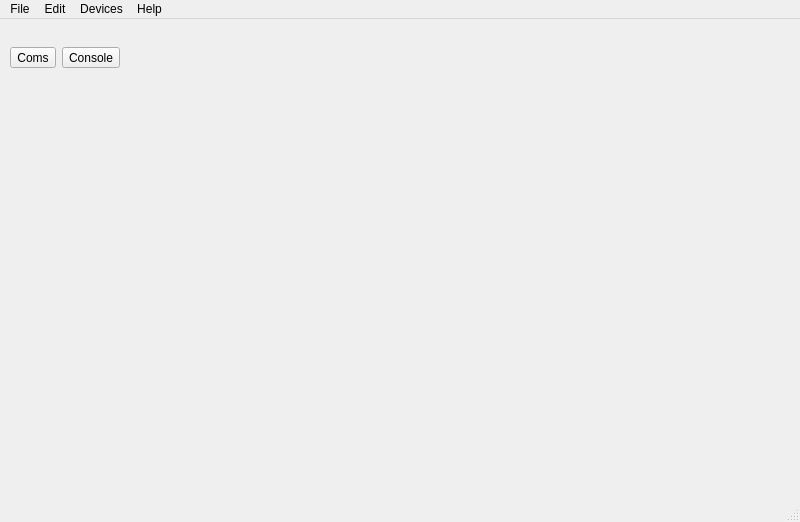
This is ui/mainwindow/mainwindow.ui in ElOvo123/Cellcharger as Qt 5 draws it before an edit. The edited form follows.
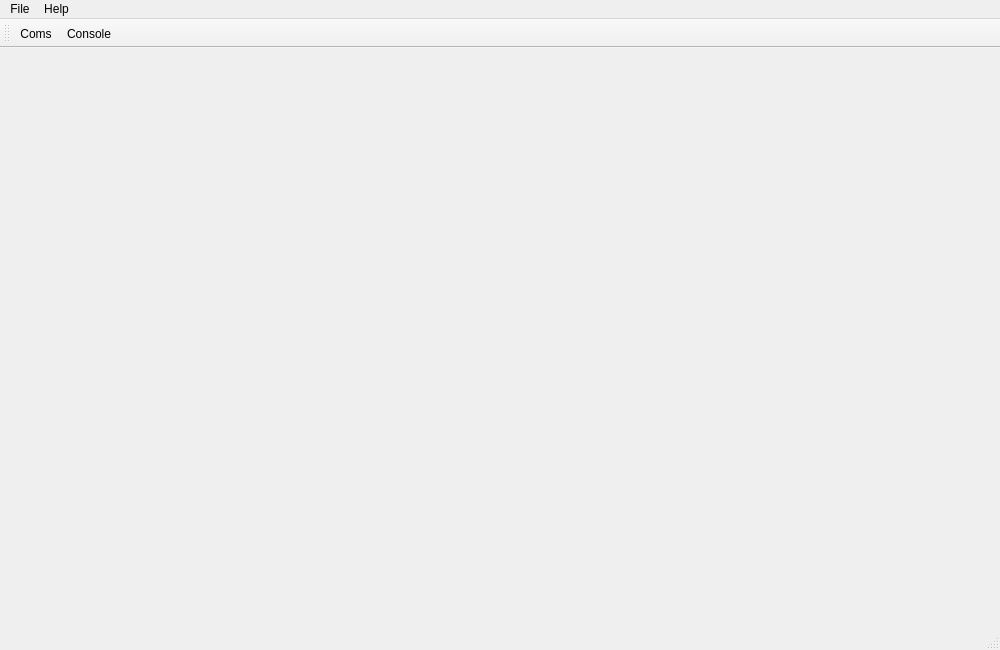
This is the edited form. The open tabs and pages were chosen to show the change. Icons and pictures are not drawn.

Commit message: added console window

```diff
--- a/ui/mainwindow/mainwindow.ui
+++ b/ui/mainwindow/mainwindow.ui
@@ -6,91 +6,57 @@
    <rect>
     <x>0</x>
     <y>0</y>
-    <width>800</width>
-    <height>522</height>
+    <width>1000</width>
+    <height>650</height>
    </rect>
   </property>
+
   <property name="windowTitle">
    <string>CellCharger Interface</string>
   </property>
-  <widget class="QWidget" name="centralwidget">
-   <widget class="QWidget" name="horizontalLayoutWidget">
-    <property name="geometry">
-     <rect>
-      <x>10</x>
-      <y>0</y>
-      <width>781</width>
-      <height>78</height>
-     </rect>
-    </property>
-    <layout class="QHBoxLayout" name="horizontalLayout">
+
+  <!-- ================= CENTRAL STACK ================= -->
+  <widget class="QStackedWidget" name="stackedWidget">
+
+   <!-- EMPTY PAGE -->
+   <widget class="QWidget" name="emptyPage"/>
+
+   <!-- CONSOLE PAGE -->
+   <widget class="QWidget" name="consolePage">
+    <layout class="QVBoxLayout" name="consoleLayout">
      <item>
-      <widget class="QToolButton" name="comsButton">
-       <property name="text">
-        <string>Coms</string>
+      <widget class="QTextEdit" name="consoleOutput">
+       <property name="readOnly">
+        <bool>true</bool>
        </property>
-       <property name="icon">
-        <iconset>
-         <normalon>:/images/chain.png</normalon>
-        </iconset>
-       </property>
-       <property name="iconSize">
-        <size>
-         <width>50</width>
-         <height>35</height>
-        </size>
-       </property>
-       <property name="toolButtonStyle">
-        <enum>Qt::ToolButtonStyle::ToolButtonTextUnderIcon</enum>
-       </property>
       </widget>
      </item>
-     <item>
-      <widget class="QToolButton" name="consoleButton">
-       <property name="text">
-        <string>Console</string>
-       </property>
-       <property name="icon">
-        <iconset>
-         <normalon>:/images/console.png</normalon>
-        </iconset>
-       </property>
-       <property name="iconSize">
-        <size>
-         <width>50</width>
-         <height>35</height>
-        </size>
-       </property>
-       <property name="toolButtonStyle">
-        <enum>Qt::ToolButtonStyle::ToolButtonTextUnderIcon</enum>
-       </property>
-      </widget>
-     </item>
-     <item>
-      <spacer name="horizontalSpacer">
-       <property name="orientation">
-        <enum>Qt::Orientation::Horizontal</enum>
-       </property>
-       <property name="sizeHint" stdset="0">
-        <size>
-         <width>40</width>
-         <height>20</height>
-        </size>
-       </property>
-      </spacer>
-     </item>
     </layout>
    </widget>
+
   </widget>
+
+  <!-- ================= TOOLBAR ================= -->
+  <widget class="QToolBar" name="mainToolBar">
+   <property name="windowTitle">
+    <string>Main Toolbar</string>
+   </property>
+   <property name="iconSize">
+    <size>
+     <width>48</width>
+     <height>48</height>
+    </size>
+   </property>
+   <property name="toolButtonStyle">
+    <enum>Qt::ToolButtonTextUnderIcon</enum>
+   </property>
+
+   <addaction name="actionComs"/>
+   <addaction name="actionConsole"/>
+  </widget>
+
+  <!-- ================= MENUBAR ================= -->
   <widget class="QMenuBar" name="menubar">
-   <property name="geometry">
-    <rect>
-     <x>0</x>
-     <y>0</y>
-     <width>800</width>
-     <height>22</height>
-    </rect>
-   </property>
    <widget class="QMenu" name="menuFile">
     <property name="title">
      <string>File</string>
@@ -103,31 +69,22 @@
     <addaction name="actionFCPJson"/>
     <addaction name="actionPCPYaml"/>
    </widget>
-   <widget class="QMenu" name="menuEdir">
-    <property name="title">
-     <string>Edit</string>
-    </property>
-    <addaction name="actionPreferences"/>
-   </widget>
-   <widget class="QMenu" name="menuDevices">
-    <property name="title">
-     <string>Devices</string>
-    </property>
-   </widget>
+
    <widget class="QMenu" name="menuHelp">
     <property name="title">
      <string>Help</string>
     </property>
    </widget>
+
    <addaction name="menuFile"/>
-   <addaction name="menuEdir"/>
-   <addaction name="menuDevices"/>
    <addaction name="menuHelp"/>
   </widget>
   <widget class="QStatusBar" name="statusbar"/>
-  <action name="actionPreferences">
+
+  <!-- ACTIONS -->
+  <action name="actionComs">
    <property name="text">
-    <string>Preferences</string>
+    <string>Coms</string>
    </property>
   </action>
   <action name="actionNew">
@@ -135,9 +92,10 @@
     <string>New</string>
    </property>
   </action>
-  <action name="actionOpen">
+
+  <action name="actionConsole">
    <property name="text">
-    <string>Open</string>
+    <string>Console</string>
    </property>
   </action>
   <action name="actionConvert_Log">
@@ -145,21 +103,7 @@
     <string>Convert Log</string>
    </property>
   </action>
-  <action name="actionBatch_Convert_Log">
-   <property name="text">
-    <string>Batch Convert Log</string>
-   </property>
-  </action>
-  <action name="actionFCPJson">
-   <property name="text">
-    <string>FCPJson</string>
-   </property>
-  </action>
-  <action name="actionPCPYaml">
-   <property name="text">
-    <string>PCPYaml</string>
-   </property>
-  </action>
+
  </widget>
  <resources/>
  <connections/>
```
Left out of the diff: 25 changed lines with no effect on the pictures. The commit also changes 12 other files.
